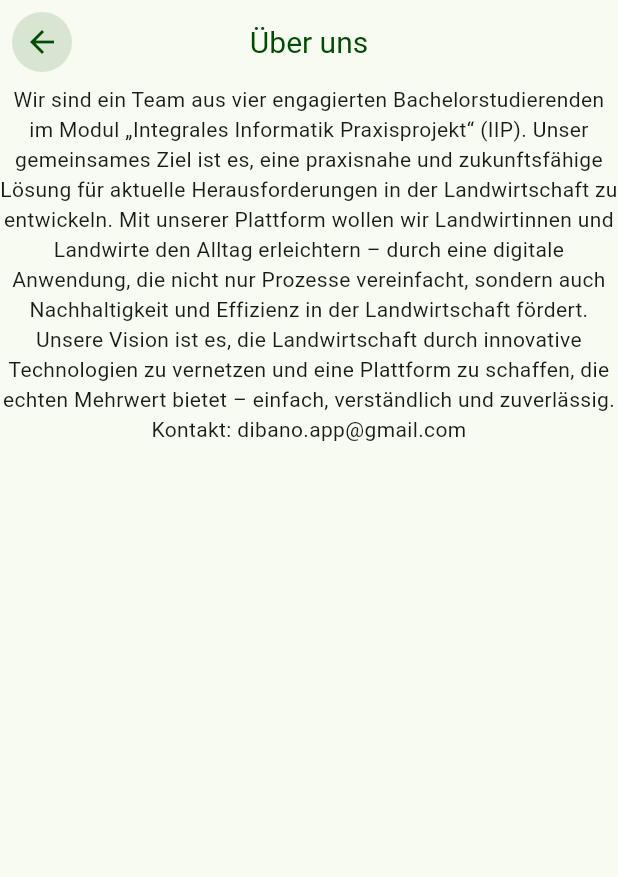
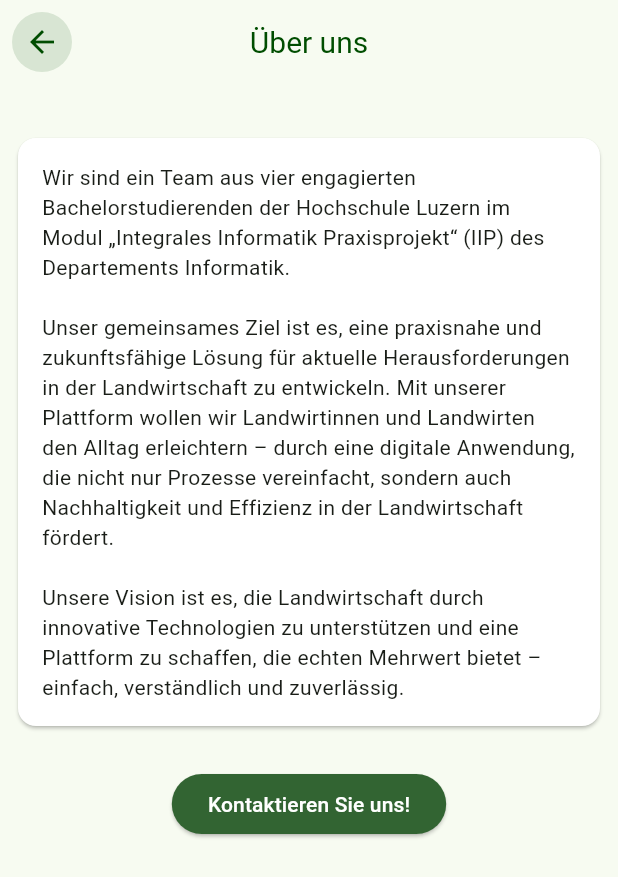
Before and after one commit to dibano/dibano-flutter, a Flutter app: the Info screen opened directly, after a tap on "Über uns", on a phone screen of 412 x 824 dp. Shown: the top 877 px of the screen. Run offline on Flutter 3.47's test engine with Material 3 defaults, Android fonts, the phone set to English and light mode, and no system bars; our stand-ins replace flutter_map, google_sign_in, latlong2, open_file, pdf, permission_handler and 2 more; accounts and stored records are empty; Roboto replaces fonts that are missing (Poppins).

Commit message:
changed info page

```diff
--- a/lib/ui/widgets/info.dart
+++ b/lib/ui/widgets/info.dart
@@ -4,6 +4,7 @@ import 'package:dibano/ui/widgets/components/custom_app_bar.dart';
 import 'package:dibano/ui/widgets/components/custom_title.dart';
 import 'package:dibano/ui/widgets/components/detail_card.dart';
 import 'package:dibano/ui/widgets/info_detail.dart';
+import 'package:dibano/ui/widgets/info_ueber_uns.dart';
 import 'package:flutter/material.dart';
 
 class Info extends StatelessWidget {
@@ -17,7 +18,7 @@ class Info extends StatelessWidget {
       builder: (BuildContext context) {
         return CustomAlertDialog(
           alertText:
-              "Auf dieser Seite finden Sie allgemeine Informationen zum Bund, zu den Schnittstellen und zu Dibano.",
+              "Auf dieser Seite finden Sie allgemeine Informationen zur App, zu den Schnittstellen und zu Dibano.",
           alertType: AlertType.info,
         );
       },
@@ -39,17 +40,17 @@ class Info extends StatelessWidget {
             const SizedBox(height: 16),
             const CustomTitle(text: 'Anleitung'),
             DetailCard(
-              detail: Detail(
-                name: "Wie muss ich vorgehen?",
-                isInfo: true,
-              ),
+              detail: Detail(name: "Vorgehen", isInfo: true),
               onTap: () async {
                 await Navigator.push(
                   context,
                   MaterialPageRoute(
                     builder:
-                        (context) =>
-                            InfoDetail(title: "Vorgehen", text: "Beginnen Sie damit, Ihren Bauernhof digital zu erfassen. Als Erstes müssen Sie im Menüpunkt „Mein Bauernhof“ Ihre Felder, Kulturen und Personen erfassen. Wenn Sie die Informationen eingetragen haben, können Sie unter „Tätigkeiten erfassen“ Ihre erledigten Arbeiten dokumentieren. Diese werden lokal auf Ihrem Handy gespeichert und können unter „Meine Tätigkeiten“ eingesehen werden. Dort können Sie Ihre Daten auch filtern und anschliessend als PDF exportieren. Wenn Sie Ihre Arbeiten in einer Cloud speichern möchten, zum Beispiel bei einem Verlust des Handys, können Sie dies über das Einstellungsrad oben rechts im Hauptmenü aktivieren. Ihre Daten werden dann auf Google Drive hochgeladen und können jederzeit wiederhergestellt werden."),
+                        (context) => InfoDetail(
+                          title: "Vorgehen",
+                          text:
+                              "Beginnen Sie damit, Ihren Bauernhof digital zu erfassen. \n\nAls Erstes müssen Sie im Menüpunkt „Mein Bauernhof“ Ihre Felder, Kulturen und Personen erfassen. \n\nWenn Sie die Informationen eingetragen haben, können Sie unter „Tätigkeiten erfassen“ Ihre erledigten Arbeiten dokumentieren. \n\nDiese werden lokal auf Ihrem Handy gespeichert und können unter „Meine Tätigkeiten“ eingesehen werden. Dort können Sie Ihre Daten auch filtern und anschliessend als PDF exportieren. \n\nWenn Sie Ihre Arbeiten in einer Cloud speichern möchten, zum Beispiel bei einem Verlust des Handys, können Sie dies über das Einstellungsrad oben rechts im Hauptmenü aktivieren. Ihre Daten werden dann auf Google Drive hochgeladen und können jederzeit wiederhergestellt werden.",
+                        ),
                   ),
                 );
               },
@@ -63,7 +64,12 @@ class Info extends StatelessWidget {
                 await Navigator.push(
                   context,
                   MaterialPageRoute(
-                    builder: (context) => InfoDetail(title: "map.geo.admin", text: "Der Nutzer kann ein Feld auf einer Karte von OpenStreetMap auswählen und stellt eine Anfrage über eine REST-API an das Geoportal des Bundes (geo.admin.ch), um Informationen über das betreffende Feld abzurufen. Dies ermöglicht präzise Daten zur Feldgrösse."),
+                    builder:
+                        (context) => InfoDetail(
+                          title: "map.geo.admin",
+                          text:
+                              "Der Nutzer kann ein Feld auf einer Karte von OpenStreetMap auswählen und stellt eine Anfrage über eine REST-API an das Geoportal des Bundes (geo.admin.ch), um Informationen über das betreffende Feld abzurufen. Dies ermöglicht präzise Daten zur Feldgrösse.",
+                        ),
                   ),
                 );
               },
@@ -74,7 +80,12 @@ class Info extends StatelessWidget {
                 await Navigator.push(
                   context,
                   MaterialPageRoute(
-                    builder: (context) => InfoDetail(title: "OpenStreetMap.org", text: "OpenStreetMap wird in der App als Kartenbasis genutzt, um eigene Felder einfach und übersichtlich in Kombination mit GIS hinzuzufügen. So lassen sich Flächen dem digitalen Bauernhof hinzufügen und geografisch korrekt zuordnen. Die Karte bietet eine klare Darstellung von Wegen, Feldern und Gelände und unterstützt die visuelle Erfassung der Betriebsflächen."),
+                    builder:
+                        (context) => InfoDetail(
+                          title: "OpenStreetMap.org",
+                          text:
+                              "OpenStreetMap wird in der App als Kartenbasis genutzt, um eigene Felder einfach und übersichtlich in Kombination mit GIS hinzuzufügen. \n\nSo lassen sich Flächen dem digitalen Bauernhof hinzufügen und geografisch korrekt zuordnen. Die Karte bietet eine klare Darstellung von Wegen, Feldern und Gelände und unterstützt die visuelle Erfassung der Betriebsflächen.",
+                        ),
                   ),
                 );
               },
@@ -87,7 +98,7 @@ class Info extends StatelessWidget {
                 await Navigator.push(
                   context,
                   MaterialPageRoute(
-                    builder: (context) => InfoDetail(title: "Über uns", text: "Wir sind ein Team aus vier engagierten Bachelorstudierenden im Modul „Integrales Informatik Praxisprojekt“ (IIP). Unser gemeinsames Ziel ist es, eine praxisnahe und zukunftsfähige Lösung für aktuelle Herausforderungen in der Landwirtschaft zu entwickeln. Mit unserer Plattform wollen wir Landwirtinnen und Landwirte den Alltag erleichtern – durch eine digitale Anwendung, die nicht nur Prozesse vereinfacht, sondern auch Nachhaltigkeit und Effizienz in der Landwirtschaft fördert. Unsere Vision ist es, die Landwirtschaft durch innovative Technologien zu vernetzen und eine Plattform zu schaffen, die echten Mehrwert bietet – einfach, verständlich und zuverlässig. Kontakt: dibano.app@gmail.com"),
+                    builder: (context) => InfoDetailUeberUns(title: "Über uns"),
                   ),
                 );
               },
@@ -95,12 +106,20 @@ class Info extends StatelessWidget {
             const SizedBox(height: 16),
             const CustomTitle(text: 'Datenschutz'),
             DetailCard(
-              detail: Detail(name: "Wie werden deine Daten geschützt?", isInfo: true),
+              detail: Detail(
+                name: "Wie werden deine Daten geschützt?",
+                isInfo: true,
+              ),
               onTap: () async {
                 await Navigator.push(
                   context,
                   MaterialPageRoute(
-                    builder: (context) => InfoDetail(title: "Datenschutz", text: "Alle Daten werden lokal auf dem eigenen Handy gespeichert. Sie bleiben somit vollständig unter der Kontrolle der Nutzerin oder des Nutzers. Optional kann ein Backup über Google Drive erstellt werden. Diese Funktion ist freiwillig und kann in den Einstellungen aktiviert werden. Dibano übernimmt keine Verantwortung für die Daten in den Google-Drive-Verzeichnissen der Nutzerinnen und Nutzer. Aus der lokalen Sicherung auf den Smartphones kann Dibano weder auf Daten zugreifen noch diese wiederherstellen. Die App gibt keine Daten ohne Zustimmung der Nutzerin oder des Nutzers an Dritte weiter. Der Schutz und die Sicherheit der Daten haben höchste Priorität."),
+                    builder:
+                        (context) => InfoDetail(
+                          title: "Datenschutz",
+                          text:
+                              "Alle Daten werden lokal auf dem eigenen Handy gespeichert. Sie bleiben somit vollständig unter der Kontrolle der Nutzerin oder des Nutzers. Optional kann freiwillig ein Backup über Google Drive erstellt werden. Die Funktionen zum Erstellen eines Backups und dem Wiederherstellen von gespeicherten Daten findet man über das Einstellungssymbol auf der Startseite. \n\nDibano übernimmt keine Verantwortung für die Daten in den Google-Drive-Verzeichnissen der Nutzerinnen und Nutzer. Aus der lokalen Sicherung auf den Smartphones kann Dibano weder auf Daten zugreifen noch diese wiederherstellen. Die App gibt keine Daten ohne Zustimmung der Nutzerin oder des Nutzers an Dritte weiter. Der Schutz und die Sicherheit der Daten haben höchste Priorität.",
+                        ),
                   ),
                 );
               },
--- a/lib/ui/widgets/info_detail.dart
+++ b/lib/ui/widgets/info_detail.dart
@@ -11,12 +11,17 @@ class InfoDetail extends StatelessWidget {
   Widget build(BuildContext context) {
     return Scaffold(
       appBar: CustomAppBar(title: title),
-      body: Center(
+      body: Padding(
+        padding: const EdgeInsets.all(8.0),
         child: Column(
           children: <Widget>[
-            Text(
-              text,
-              textAlign: TextAlign.center,
+            SizedBox(height: 24),
+            Card(
+              color: Colors.white,
+              child: Padding(
+                padding: const EdgeInsets.all(16.0),
+                child: Text(text, textAlign: TextAlign.start),
+              ),
             ),
           ],
         ),
--- /dev/null
+++ b/lib/ui/widgets/info_ueber_uns.dart
@@ -0,0 +1,47 @@
+import 'package:dibano/ui/widgets/components/custom_app_bar.dart';
+import 'package:dibano/ui/widgets/components/custom_title.dart';
+import 'package:dibano/ui/widgets/components/farm_colors.dart';
+import 'package:flutter/material.dart';
+import 'package:url_launcher/url_launcher.dart';
+
+class InfoDetailUeberUns extends StatelessWidget {
+  const InfoDetailUeberUns({super.key, required this.title});
+
+  final String title;
+
+  @override
+  Widget build(BuildContext context) {
+    return Scaffold(
+      appBar: CustomAppBar(title: title),
+      body: Padding(
+        padding: const EdgeInsets.all(8.0),
+        child: Column(
+          children: <Widget>[
+            SizedBox(height: 24),
+            Card(
+              color: Colors.white,
+              child: Padding(
+                padding: const EdgeInsets.all(16.0),
+                child: Text(
+                  "Wir sind ein Team aus vier engagierten Bachelorstudierenden der Hochschule Luzern im Modul „Integrales Informatik Praxisprojekt“ (IIP) des Departements Informatik. \n\nUnser gemeinsames Ziel ist es, eine praxisnahe und zukunftsfähige Lösung für aktuelle Herausforderungen in der Landwirtschaft zu entwickeln. Mit unserer Plattform wollen wir Landwirtinnen und Landwirten den Alltag erleichtern – durch eine digitale Anwendung, die nicht nur Prozesse vereinfacht, sondern auch Nachhaltigkeit und Effizienz in der Landwirtschaft fördert. \n\nUnsere Vision ist es, die Landwirtschaft durch innovative Technologien zu unterstützen und eine Plattform zu schaffen, die echten Mehrwert bietet – einfach, verständlich und zuverlässig.",
+                  textAlign: TextAlign.start,
+                ),
+              ),
+            ),
+            const SizedBox(height: 24),
+            ElevatedButton(
+              style: ElevatedButton.styleFrom(
+                backgroundColor: FarmColors.darkGreenIntense,
+                foregroundColor: Colors.white,
+              ),
+              onPressed: () {
+                launchUrl(Uri.parse("mailto:dibano.app@gmail.com"));
+              },
+              child: Text("Kontaktieren Sie uns!"),
+            ),
+          ],
+        ),
+      ),
+    );
+  }
+}
```
Also changed, not shown: lib/ui/widgets/field_edit.dart (+35 -26 lines).
